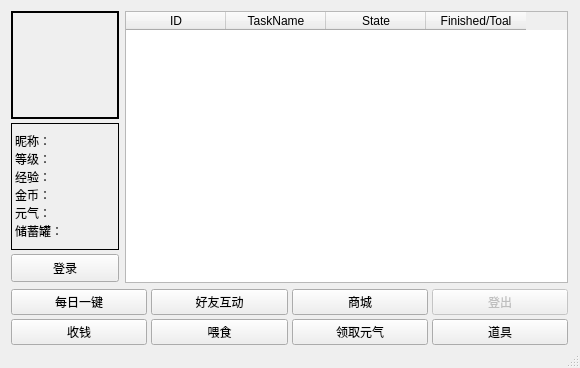
Yorag/superPet, file UI/main.ui: the form before one commit.
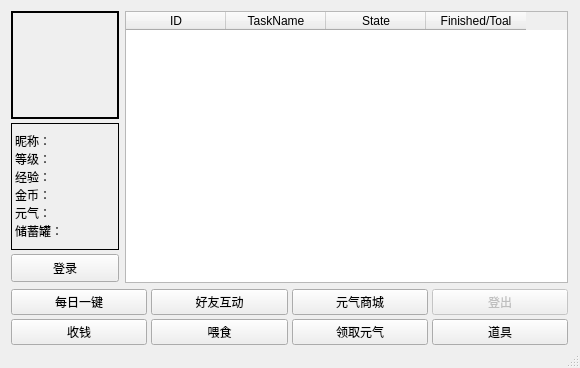
The form after the commit.

Commit message: 主界面UI文件

```diff
--- a/UI/main.ui
+++ b/UI/main.ui
@@ -92,7 +92,7 @@
       <item row="0" column="2">
        <widget class="QPushButton" name="pushButton_mall">
         <property name="text">
-         <string>商城</string>
+         <string>元气商城</string>
         </property>
        </widget>
       </item>
```
Left out of the diff: 2 changed lines with no effect on the pictures.
